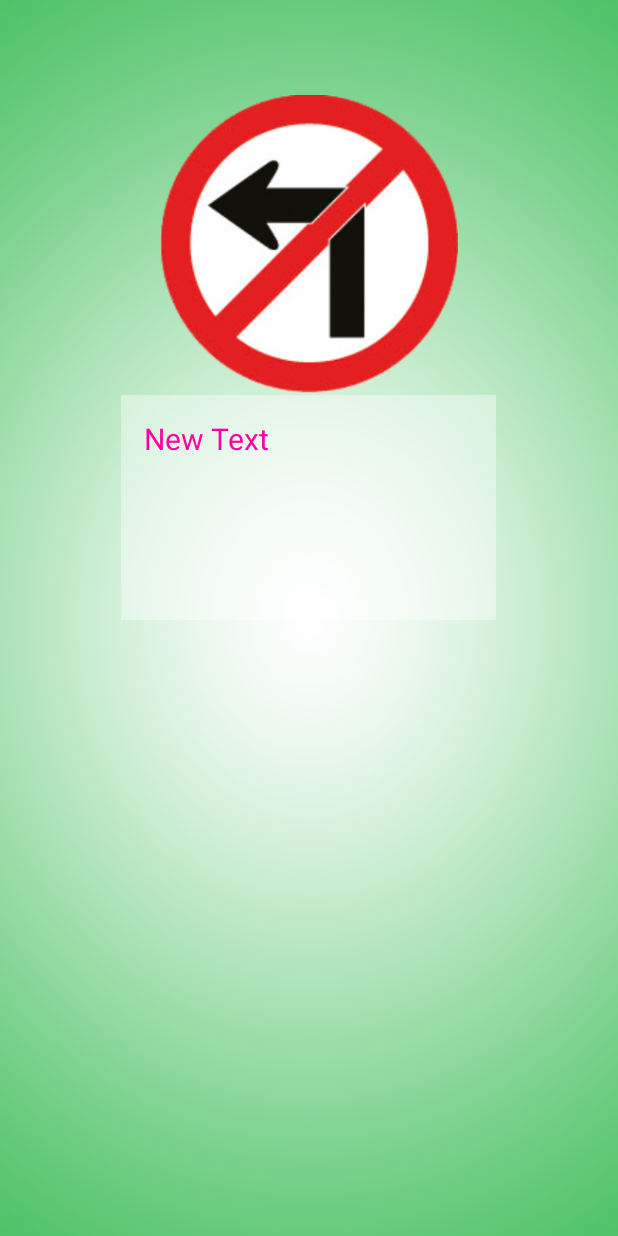
After one commit to jmttaw/MyTraffic_5Dec15, an Android app: the Detail screen opened directly, with no data from a screen before it, on a phone screen of 412 x 824 dp. The commit adds this screen. Run offline under Robolectric (Android 15) with nearby library versions, the phone set to English and light mode, and no system bars.

Commit message:
List Finish

```diff
--- a/app/src/main/AndroidManifest.xml
+++ b/app/src/main/AndroidManifest.xml
@@ -15,6 +15,7 @@
                 <category android:name="android.intent.category.LAUNCHER" />
             </intent-filter>
         </activity>
+        <activity android:name=".Detail"></activity>
     </application>
 
 </manifest>
--- /dev/null
+++ b/app/src/main/java/spcgroup/siripongss/mytraffic/Detail.java
@@ -0,0 +1,46 @@
+package spcgroup.siripongss.mytraffic;
+
+import android.support.v7.app.AppCompatActivity;
+import android.os.Bundle;
+import android.widget.ImageView;
+import android.widget.TextView;
+
+public class Detail extends AppCompatActivity {
+
+
+    private TextView titalTextView, dataiTextView;
+    private ImageView traffiImageView;
+
+
+    @Override
+    protected void onCreate(Bundle savedInstanceState) {
+        super.onCreate(savedInstanceState);
+        setContentView(R.layout.activity_detail);
+
+        //bindWidget
+
+        bindWidget();
+        //Showview
+        showView();
+
+
+    }
+
+    private void showView() {
+        //inputdata form intent
+        String strTitle = getIntent().getStringExtra("Title");
+        int intIcon = getIntent().getIntExtra("Image", R.drawable.traffic_01);
+        int intIndex = getIntent().getIntExtra("Index", 0);
+        titalTextView.setText(strTitle);
+        traffiImageView.setImageResource(intIcon);
+
+    }
+
+    private void bindWidget() {
+        titalTextView = (TextView) findViewById(R.id.textView4);
+        dataiTextView = (TextView) findViewById(R.id.textView5);
+        traffiImageView = (ImageView) findViewById(R.id.imageView2);
+
+
+    }
+}
--- a/app/src/main/java/spcgroup/siripongss/mytraffic/MainActivity.java
+++ b/app/src/main/java/spcgroup/siripongss/mytraffic/MainActivity.java
@@ -5,7 +5,9 @@ import android.media.MediaPlayer;
 import android.net.Uri;
 import android.support.v7.app.AppCompatActivity;
 import android.os.Bundle;
+import android.text.method.CharacterPickerDialog;
 import android.view.View;
+import android.widget.AdapterView;
 import android.widget.Button;
 import android.widget.ListView;
 
@@ -32,14 +34,14 @@ public class MainActivity extends AppCompatActivity {
 
     private void ListViewController() {
         //for Icon
-        int[] intIcon = {R.drawable.traffic_01, R.drawable.traffic_02, R.drawable.traffic_03, R.drawable.traffic_04,
+        final int[] intIcon = {R.drawable.traffic_01, R.drawable.traffic_02, R.drawable.traffic_03, R.drawable.traffic_04,
                 R.drawable.traffic_05, R.drawable.traffic_06, R.drawable.traffic_07, R.drawable.traffic_08,
                 R.drawable.traffic_09, R.drawable.traffic_10, R.drawable.traffic_11, R.drawable.traffic_12,
                 R.drawable.traffic_13, R.drawable.traffic_14, R.drawable.traffic_15, R.drawable.traffic_16,
                 R.drawable.traffic_17, R.drawable.traffic_18, R.drawable.traffic_19, R.drawable.traffic_20};
 
         //for
-        String[] titleStings = new String[20];
+        final String[] titleStings = new String[20];
         titleStings[0] = "หัวข้อที่ 1";
         titleStings[1] = "หัวข้อที่ 2";
         titleStings[2] = "หัวข้อที่ 3";
@@ -65,6 +67,18 @@ public class MainActivity extends AppCompatActivity {
         String[] detailStrings = getResources().getStringArray(R.array.detail_short);
         Myadatper objMyadatper = new Myadatper(MainActivity.this, titleStings, detailStrings, intIcon);
         trafficeListView.setAdapter(objMyadatper);
+
+        trafficeListView.setOnItemClickListener(new AdapterView.OnItemClickListener() {
+            @Override
+            public void onItemClick(AdapterView<?> parent, View view, int position, long id) {
+                Intent objIntent = new Intent(MainActivity.this,Detail.class);
+                objIntent.putExtra("Title", titleStings[position]);
+                objIntent.putExtra("Image",intIcon[position]);
+                objIntent.putExtra("Index", position);
+                startActivity(objIntent);
+
+            }
+        });
     }//listViewer
 
 
--- /dev/null
+++ b/app/src/main/res/layout/activity_detail.xml
@@ -0,0 +1,53 @@
+<?xml version="1.0" encoding="utf-8"?>
+<RelativeLayout xmlns:android="http://schemas.android.com/apk/res/android"
+    xmlns:tools="http://schemas.android.com/tools"
+    android:layout_width="match_parent"
+    android:layout_height="match_parent"
+    android:paddingBottom="@dimen/activity_vertical_margin"
+    android:paddingLeft="@dimen/activity_horizontal_margin"
+    android:paddingRight="@dimen/activity_horizontal_margin"
+    android:paddingTop="@dimen/activity_vertical_margin"
+    tools:context="spcgroup.siripongss.mytraffic.Detail"
+    android:background="@drawable/bg6">
+
+    <LinearLayout
+        android:orientation="vertical"
+        android:layout_width="match_parent"
+        android:layout_height="match_parent">
+
+        <TextView
+            android:layout_width="wrap_content"
+            android:layout_height="wrap_content"
+            android:text="New Text"
+            android:id="@+id/textView4"
+            android:textSize="@dimen/h1"
+            android:layout_centerHorizontal="true"
+            android:layout_gravity="center_horizontal"
+            android:textColor="@color/text" />
+
+        <ImageView
+            android:layout_width="@dimen/image"
+            android:layout_height="@dimen/image"
+            android:id="@+id/imageView2"
+            android:layout_centerHorizontal="true"
+            android:layout_below="@+id/textView4"
+            android:layout_gravity="center_horizontal" />
+
+        <ScrollView
+            android:layout_width="250dp"
+            android:layout_height="150dp"
+            android:id="@+id/scrollView"
+            android:layout_gravity="center_horizontal"
+            android:padding="15dp"
+            android:background="#64ffffff">
+
+            <TextView
+                android:layout_width="wrap_content"
+                android:layout_height="wrap_content"
+                android:text="New Text"
+                android:id="@+id/textView5"
+                android:textSize="@dimen/h2"
+                android:textColor="@color/text" />
+        </ScrollView>
+    </LinearLayout>
+</RelativeLayout>
--- a/app/src/main/res/values/dimens.xml
+++ b/app/src/main/res/values/dimens.xml
@@ -5,4 +5,5 @@
     <dimen name="h1">35sp</dimen>
     <dimen name="icon">100sp</dimen>
     <dimen name="h2">20sp</dimen>
+    <dimen name="image">200dp</dimen>
 </resources>
```
